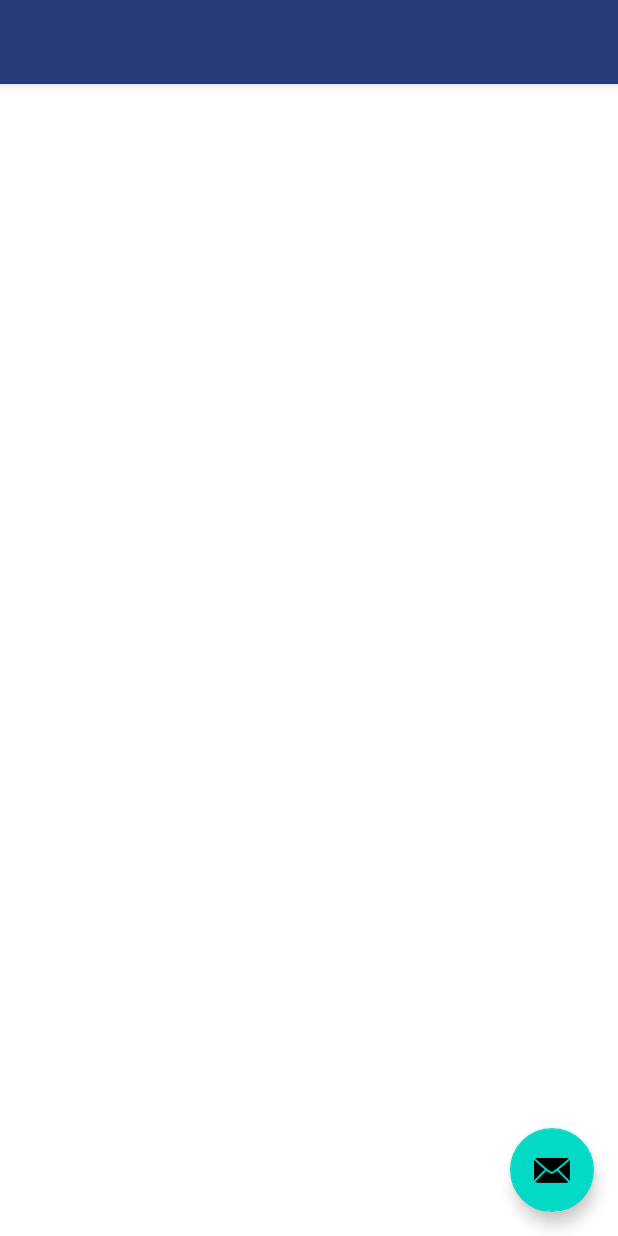
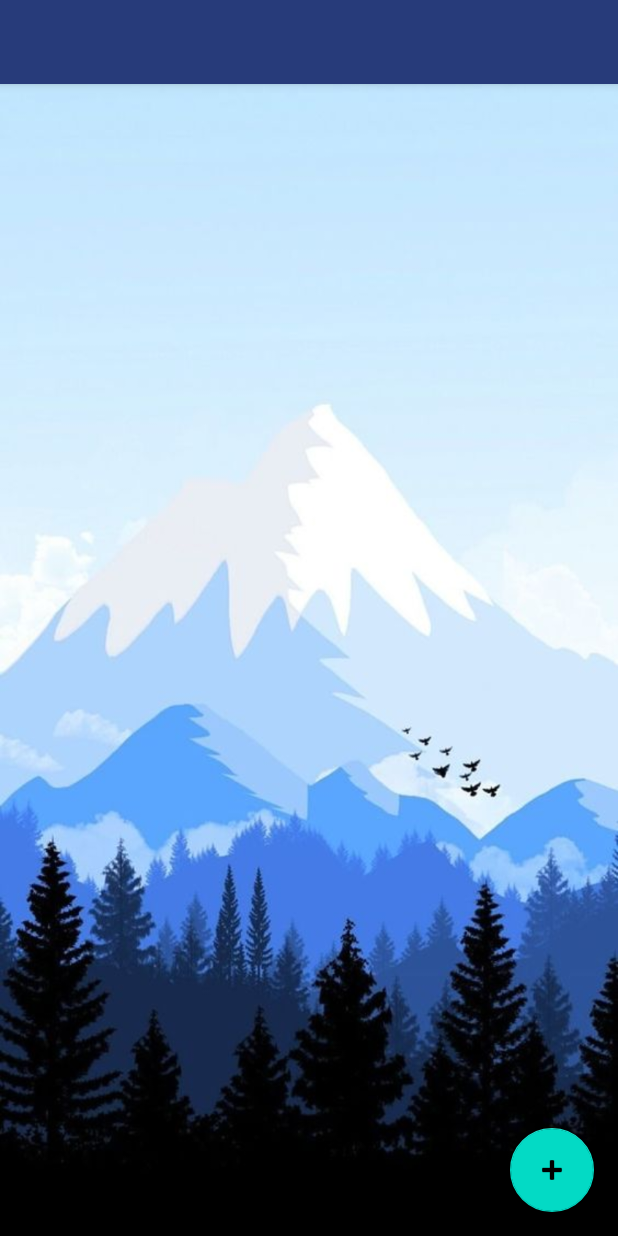
Before and after one commit to TarkoAnna/MyPill2, an Android app: the screen it shows after launch (MainActivity), on a phone screen of 412 x 824 dp. Run offline under Robolectric (Android 15) with nearby library versions, the phone set to English and light mode, and no system bars; our stand-ins replace navigation-ui; 11 statements that could not run were skipped.

Commit message:
Добавлены картинки на фон

```diff
--- a/app/src/main/java/com/diplom/mypill2/MainActivity.java
+++ b/app/src/main/java/com/diplom/mypill2/MainActivity.java
@@ -1,305 +1,149 @@
 package com.diplom.mypill2;
 
 
-
-
-
 import android.app.AlarmManager;
-
 import android.app.PendingIntent;
-
 import android.content.Context;
-
 import android.content.Intent;
-
 import android.graphics.Bitmap;
-
 import android.graphics.BitmapFactory;
-
 import android.graphics.drawable.BitmapDrawable;
-
 import android.os.Bundle;
-
 import android.util.Log;
-
 import android.view.View;
-
 import android.view.Menu;
-
 import android.widget.Button;
-
 import android.widget.CalendarView;
-
 import android.widget.ImageView;
-
 import android.widget.Toast;
 
-
-
 import com.google.android.material.snackbar.Snackbar;
-
 import com.google.android.material.navigation.NavigationView;
-
-
-
 import androidx.fragment.app.Fragment;
-
 import androidx.fragment.app.FragmentManager;
-
 import androidx.navigation.NavController;
-
 import androidx.navigation.Navigation;
-
 import androidx.navigation.ui.AppBarConfiguration;
-
 import androidx.navigation.ui.NavigationUI;
-
 import androidx.drawerlayout.widget.DrawerLayout;
-
 import androidx.appcompat.app.AppCompatActivity;
 
-
-
 import com.diplom.mypill2.databinding.ActivityMainBinding;
-
 import com.google.android.material.timepicker.MaterialTimePicker;
-
 import com.google.android.material.timepicker.TimeFormat;
 
-
-
 import java.text.SimpleDateFormat;
-
 import java.util.Calendar;
-
 import java.util.Locale;
-
-
 
 public class MainActivity extends AppCompatActivity {
 
 
-
     private AppBarConfiguration mAppBarConfiguration;
-
     private ActivityMainBinding binding;
-
     protected static FragmentManager fragmentManager;
-
-
-
-    Button setAlarm;
-
-
-
+    private Button setAlarm;
 
 
     @Override
-
     protected void onCreate(Bundle savedInstanceState) {
-
         super.onCreate(savedInstanceState);
-
         setContentView(R.layout.activity_main);
-
-
 
         SimpleDateFormat sdf = new SimpleDateFormat("HH:mm", Locale.getDefault());
 
-
-
         setAlarm = findViewById(R.id.alarm_button);
 
-
-
         setAlarm.setOnClickListener(v -> {
-
             MaterialTimePicker materialTimePicker = new MaterialTimePicker.Builder()
-
                     .setTimeFormat(TimeFormat.CLOCK_24H)
-
                     .setHour(12)
-
                     .setMinute(0)
-
                     .setTitleText("Выберите время для будильника")
-
                     .build();
 
-
-
             materialTimePicker.addOnPositiveButtonClickListener(view -> {
-
                 Calendar calendar = Calendar.getInstance();
-
                 calendar.set(Calendar.SECOND, 0);
-
                 calendar.set(Calendar.MILLISECOND, 0);
-
                 calendar.set(Calendar.MINUTE, materialTimePicker.getMinute());
-
                 calendar.set(Calendar.HOUR_OF_DAY, materialTimePicker.getHour());
 
-
-
                 AlarmManager alarmManager = (AlarmManager) getSystemService(Context.ALARM_SERVICE);
-
-
-
                 AlarmManager.AlarmClockInfo alarmClockInfo = new AlarmManager.AlarmClockInfo(calendar.getTimeInMillis(), getAlarmInfoPendingIntent());
-
-
-
                 alarmManager.setAlarmClock(alarmClockInfo, getAlarmActionPendingIntent());
-
                 Toast.makeText(this, "Будильник установлен на " + sdf.format(calendar.getTime()), Toast.LENGTH_SHORT).show();
-
-
 
             });
 
-
-
             materialTimePicker.show(getSupportFragmentManager(), "tag_picker");
-
         });
-
-
 
         fragmentManager = getSupportFragmentManager();
 
-
-
         loadFragment(new EnterFragment());
 
-
-
         binding = ActivityMainBinding.inflate(getLayoutInflater());
-
         setContentView(binding.getRoot());
 
-
-
         setSupportActionBar(binding.appBarMain.toolbar);
-
         binding.appBarMain.fab.setOnClickListener(new View.OnClickListener() {
-
             @Override
-
             public void onClick(View view) {
-
                 Snackbar.make(view, "Replace with your own action", Snackbar.LENGTH_LONG)
-
                         .setAction("Action", null).show();
-
             }
-
         });
 
-
-
         DrawerLayout drawer = binding.drawerLayout;
-
         NavigationView navigationView = binding.navView;
-
         mAppBarConfiguration = new AppBarConfiguration.Builder(
-
                 R.id.nav_home, R.id.nav_calendar, R.id.nav_settings, R.id.nav_registration, R.id.nav_enter)
-
                 .setOpenableLayout(drawer)
-
                 .build();
-
         NavController navController = Navigation.findNavController(this, R.id.nav_host_fragment_content_main);
-
         NavigationUI.setupActionBarWithNavController(this, navController, mAppBarConfiguration);
-
         NavigationUI.setupWithNavController(navigationView, navController);
 
-
-
         View.OnClickListener listener = new View.OnClickListener() {
-
             @Override
-
             public void onClick(View v) {
-
                 Toast.makeText(MainActivity.this, "CHELIK", Toast.LENGTH_SHORT).show();
-
                 Log.d("MAIN", "image");
-
             }
-
         };
 
-
-
         binding.navView.getHeaderView(0).findViewById(R.id.imageView).setOnClickListener(listener);
-
         binding.navView.getHeaderView(0).setBackgroundResource(R.mipmap.ic_launcher);
-
     }
 
-
-
     private PendingIntent getAlarmInfoPendingIntent(){
-
         Intent alarmInfoIntent = new Intent(this, MainActivity.class);
-
         alarmInfoIntent.setFlags(Intent.FLAG_ACTIVITY_CLEAR_TOP | Intent.FLAG_ACTIVITY_NEW_TASK);
-
         return PendingIntent.getActivity(this, 0, alarmInfoIntent, PendingIntent.FLAG_UPDATE_CURRENT);
-
+    }
+    private PendingIntent getAlarmActionPendingIntent (){
+        Intent intent = new Intent(this, AlarmActivity.class);
+        intent.setFlags(Intent.FLAG_ACTIVITY_CLEAR_TOP | Intent.FLAG_ACTIVITY_NEW_TASK);
+        return PendingIntent.getActivity(this, 1, intent, PendingIntent.FLAG_UPDATE_CURRENT);
     }
 
-    private PendingIntent getAlarmActionPendingIntent (){
-
-        Intent intent = new Intent(this, AlarmActivity.class);
-
-        intent.setFlags(Intent.FLAG_ACTIVITY_CLEAR_TOP | Intent.FLAG_ACTIVITY_NEW_TASK);
-
-        return PendingIntent.getActivity(this, 1, intent, PendingIntent.FLAG_UPDATE_CURRENT);
-
+    public static void loadFragment(Fragment fragment) {
+        fragmentManager
+                .beginTransaction()
+                .setCustomAnimations(R.anim.slide_in, R.anim.fade_out, R.anim.fade_in, R.anim.slide_out)
+                .addToBackStack(null).commit();
     }
 
-
-
-    public static void loadFragment(Fragment fragment) {
-
-        fragmentManager
-
-                .beginTransaction()
-
-                .setCustomAnimations(R.anim.slide_in, R.anim.fade_out, R.anim.fade_in, R.anim.slide_out)
-
-                .addToBackStack(null).commit();
-
+    @Override
+    public boolean onCreateOptionsMenu(Menu menu) {
+        getMenuInflater().inflate(R.menu.main, menu);
+        return true;
     }
 
-
-
     @Override
-
-    public boolean onCreateOptionsMenu(Menu menu) {
-
-        // Inflate the menu; this adds items to the action bar if it is present.
-
-        getMenuInflater().inflate(R.menu.main, menu);
-
-        return true;
-
+    public boolean onSupportNavigateUp() {
+        NavController navController = Navigation.findNavController(this, R.id.nav_host_fragment_content_main);
+        return NavigationUI.navigateUp(navController, mAppBarConfiguration) || super.onSupportNavigateUp();
     }
-
-
-
-    @Override
-
-    public boolean onSupportNavigateUp() {
-
-        NavController navController = Navigation.findNavController(this, R.id.nav_host_fragment_content_main);
-
-        return NavigationUI.navigateUp(navController, mAppBarConfiguration) || super.onSupportNavigateUp();
-
-    }
-
 }
--- a/app/src/main/res/layout/activity_alarm.xml
+++ b/app/src/main/res/layout/activity_alarm.xml
@@ -4,6 +4,7 @@
     xmlns:tools="http://schemas.android.com/tools"
     android:layout_width="match_parent"
     android:layout_height="match_parent"
+    android:background="@drawable/a2c7d2c40a337061af0079a525ed69bf"
     android:orientation="vertical"
     tools:context=".AlarmActivity">
 
@@ -13,6 +14,7 @@
         android:layout_height="match_parent"
         android:gravity="center"
         android:text="Будильник!!!!"
+        android:textColor="@color/purple_500"
         android:textSize="48sp"/>
 
 
--- a/app/src/main/res/layout/app_bar_main.xml
+++ b/app/src/main/res/layout/app_bar_main.xml
@@ -29,6 +29,6 @@
         android:layout_gravity="bottom|end"
         android:layout_marginEnd="@dimen/fab_margin"
         android:layout_marginBottom="16dp"
-        app:srcCompat="@android:drawable/ic_dialog_email" />
+        app:srcCompat="@android:drawable/ic_input_add" />
 
 </androidx.coordinatorlayout.widget.CoordinatorLayout>
--- a/app/src/main/res/layout/content_main.xml
+++ b/app/src/main/res/layout/content_main.xml
@@ -4,6 +4,7 @@
     xmlns:tools="http://schemas.android.com/tools"
     android:layout_width="match_parent"
     android:layout_height="match_parent"
+    android:background="@drawable/a2c7d2c40a337061af0079a525ed69bf"
     android:orientation="vertical"
     app:layout_behavior="@string/appbar_scrolling_view_behavior"
     tools:showIn="@layout/app_bar_main">
--- a/app/src/main/res/layout/fragment_calendar.xml
+++ b/app/src/main/res/layout/fragment_calendar.xml
@@ -4,6 +4,7 @@
     xmlns:tools="http://schemas.android.com/tools"
     android:layout_width="match_parent"
     android:layout_height="match_parent"
+    android:background="@drawable/a2c7d2c40a337061af0079a525ed69bf"
     android:orientation="vertical"
     tools:context=".ui.calendar.CalendarFragment">
 
--- a/app/src/main/res/layout/fragment_enter.xml
+++ b/app/src/main/res/layout/fragment_enter.xml
@@ -2,6 +2,7 @@
 <LinearLayout xmlns:android="http://schemas.android.com/apk/res/android"
     android:layout_width="match_parent"
     android:layout_height="match_parent"
+    android:background="@drawable/a2c7d2c40a337061af0079a525ed69bf"
     android:orientation="vertical"
     android:gravity="center">
 
--- a/app/src/main/res/layout/fragment_home.xml
+++ b/app/src/main/res/layout/fragment_home.xml
@@ -4,6 +4,7 @@
     xmlns:tools="http://schemas.android.com/tools"
     android:layout_width="match_parent"
     android:layout_height="match_parent"
+    android:background="@drawable/a2c7d2c40a337061af0079a525ed69bf"
     android:orientation="vertical"
     tools:context=".ui.home.HomeFragment">
 
--- a/app/src/main/res/menu/main.xml
+++ b/app/src/main/res/menu/main.xml
@@ -1,9 +1,4 @@
 <?xml version="1.0" encoding="utf-8"?>
 <menu xmlns:android="http://schemas.android.com/apk/res/android"
     xmlns:app="http://schemas.android.com/apk/res-auto">
-    <item
-        android:id="@+id/action_settings"
-        android:orderInCategory="100"
-        android:title="@string/action_settings"
-        app:showAsAction="never" />
 </menu>
--- a/app/src/main/res/values-night/themes.xml
+++ b/app/src/main/res/values-night/themes.xml
@@ -9,6 +9,7 @@
         <item name="colorSecondary">@color/teal_200</item>
         <item name="colorSecondaryVariant">@color/teal_200</item>
         <item name="colorOnSecondary">@color/black</item>
+        <item name="background">@drawable/image_2022_05_29_22_19_48</item>
         <!-- Status bar color. -->
         <item name="android:statusBarColor" tools:targetApi="l">?attr/colorPrimaryVariant</item>
         <!-- Customize your theme here. -->
--- a/app/src/main/res/values/themes.xml
+++ b/app/src/main/res/values/themes.xml
@@ -9,6 +9,7 @@
         <item name="colorSecondary">@color/teal_200</item>
         <item name="colorSecondaryVariant">@color/teal_700</item>
         <item name="colorOnSecondary">@color/black</item>
+        <item name="background">@drawable/a2c7d2c40a337061af0079a525ed69bf</item>
         <!-- Status bar color. -->
         <item name="android:statusBarColor" tools:targetApi="l">?attr/colorPrimaryVariant</item>
         <!-- Customize your theme here. -->
```
Also changed, not shown: app/src/main/java/com/diplom/mypill2/AlarmActivity.java (+0 -34 lines), app/src/main/res/layout/fragment_registration.xml (+10 -6 lines), app/src/main/res/layout/fragment_settings.xml (+5 -7 lines), app/src/main/res/drawable/a2c7d2c40a337061af0079a525ed69bf.jpg (added), app/src/main/res/drawable/image_2022_05_29_22_19_48.png (added).
